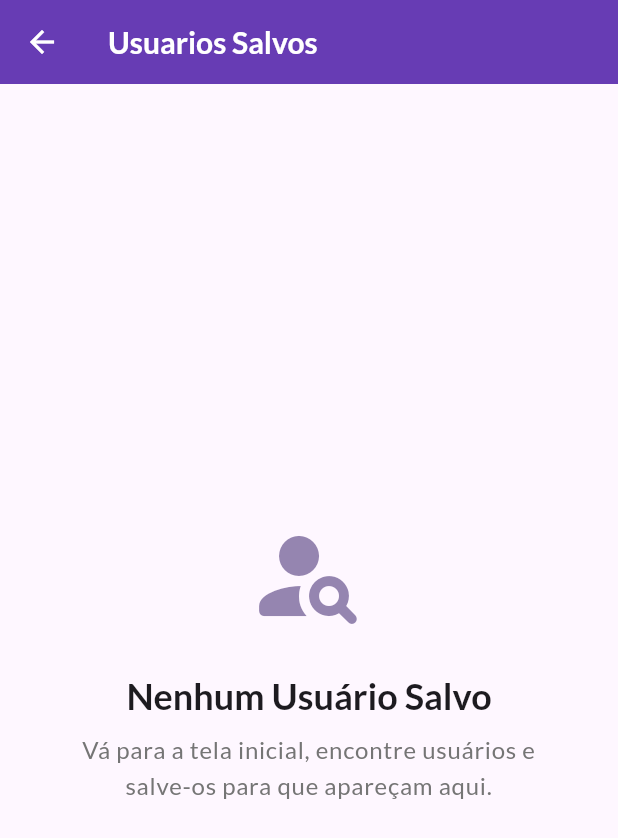
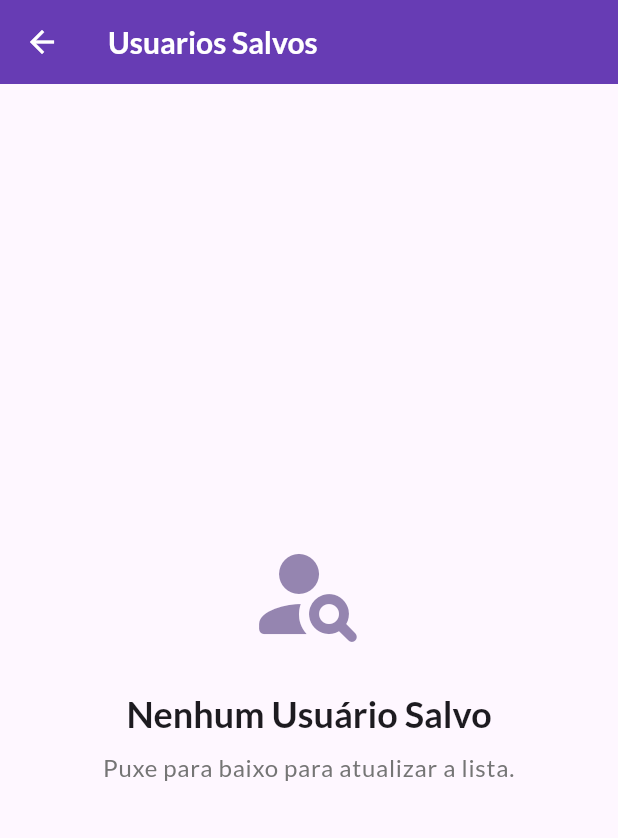
Before and after one commit to leonardo-pauli/Desafio-Bus2, a Flutter app: the screen it shows after launch, after a tap on the "data usage" icon, on a phone screen of 412 x 824 dp. Shown: the top 838 px of the screen. Run offline on Flutter 3.47's test engine with Material 3 defaults, Android fonts, the light colour scheme and no system bars; our stand-ins replace equatable, flutter_bloc, google_fonts, sqflite; accounts and stored records are empty; network calls fail.

Commit message:
feat(ui): adicionando pull-to-refresh na home e savedUsersScreen

```diff
--- a/lib/presentation/views/home/home_screen.dart
+++ b/lib/presentation/views/home/home_screen.dart
@@ -16,14 +16,26 @@ class HomeScreen extends StatefulWidget {
 }
 
 class _HomeScreenState extends State<HomeScreen> with TickerProviderStateMixin {
+  late final HomeCubit _homeCubit;
+
+  @override
+  void initState(){
+    super.initState();
+    _homeCubit = HomeCubit(
+      context.read<UserRepository>(),
+    )..init(this);
+  }
+
+  @override
+  void dispose(){
+    _homeCubit.close();
+    super.dispose();
+  }
+
   @override
   Widget build(BuildContext context) {
-    return BlocProvider(
-      create: (context) {
-        final userRepository = RepositoryProvider.of<UserRepository>(context);
-
-        return HomeCubit(userRepository)..init(this);
-      },
+    return BlocProvider.value(
+      value: _homeCubit,
       child: Scaffold(
         appBar: AppBar(
           title: Text('Usuarios Aleatorios'),
@@ -38,7 +50,9 @@ class _HomeScreenState extends State<HomeScreen> with TickerProviderStateMixin {
             ),
           ],
         ),
-        body: BlocBuilder<HomeCubit, HomeState>(
+        body: RefreshIndicator(
+          onRefresh: () => _homeCubit.refresh(this),
+          child: BlocBuilder<HomeCubit, HomeState>(
             builder: (context, state) {
               if (state is HomeLoading || state is HomeInitial) {
                 return const Center(child: CircularProgressIndicator());
@@ -62,6 +76,7 @@ class _HomeScreenState extends State<HomeScreen> with TickerProviderStateMixin {
               }
               return const Center(child: Text('Nenhum usuario encontrado.'));
             },
+          ),
         ),
       ),
     );
--- a/lib/presentation/views/saved_users/saved_users_screen.dart
+++ b/lib/presentation/views/saved_users/saved_users_screen.dart
@@ -17,28 +17,43 @@ class SavedUsersScreen extends StatelessWidget {
         final repository = context.read<UserRepository>();
         return SavedUsersCubit(repository)..loadSavedUsers();
       },
-      child: Scaffold(
+      child: Builder(
+        builder: (context) {
+          return Scaffold(
             appBar: AppBar(
               title: Text('Usuarios Salvos'),
             ),
-        body: BlocBuilder<SavedUsersCubit, SavedUsersState>(
+            body: RefreshIndicator(
+              onRefresh: () => context.read<SavedUsersCubit>().loadSavedUsers(),
+              child: BlocBuilder<SavedUsersCubit, SavedUsersState>(
                 builder: (context, state){
                   if(state is SavedUsersLoading){
                     return Center(child: CircularProgressIndicator(),);
                   }
 
                   if(state is SavedUsersError){
-              return const EmptyStateDisplay(
+                    return Stack(
+                      children: [
+                        ListView(),
+                        const EmptyStateDisplay(
                           icon: Icons.error_outline_rounded,
                           title: 'Erro no Banco de Dados',
-                subtitle: 'Não foi possível carregar seus usuários.');
+                          subtitle: 'Não foi possível carregar seus usuários. Puxe para baixo para tentar novamente.',
+                        ),
+                      ],
+                    );
                   }
 
                   if(state is SavedUsersEmpty){
-              return const EmptyStateDisplay(
+                    return Stack(
+                      children: [
+                        ListView(),
+                        const EmptyStateDisplay(
                           icon: Icons.person_search_rounded,
                           title: 'Nenhum Usuário Salvo',
-                subtitle: 'Vá para a tela inicial, encontre usuários e salve-os para que apareçam aqui.',
+                          subtitle: 'Puxe para baixo para atualizar a lista.',
+                        ),
+                      ],
                     );
                   }
 
@@ -55,6 +70,9 @@ class SavedUsersScreen extends StatelessWidget {
                   return Container();
                 },
               ),
+            ),
+          );
+        }
       ),
       );
   }
```
Also changed, not shown: lib/presentation/viewmodels/home/home_cubit.dart (+16 -0 lines). Lines whose indentation alone changed are shown as unchanged.
